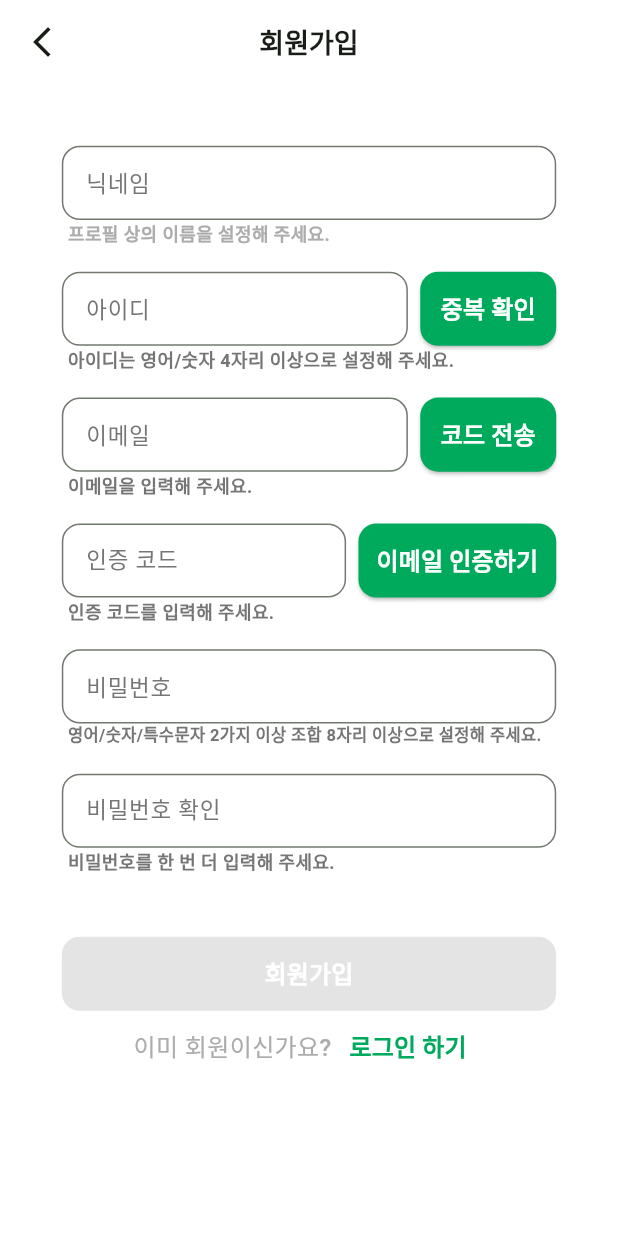
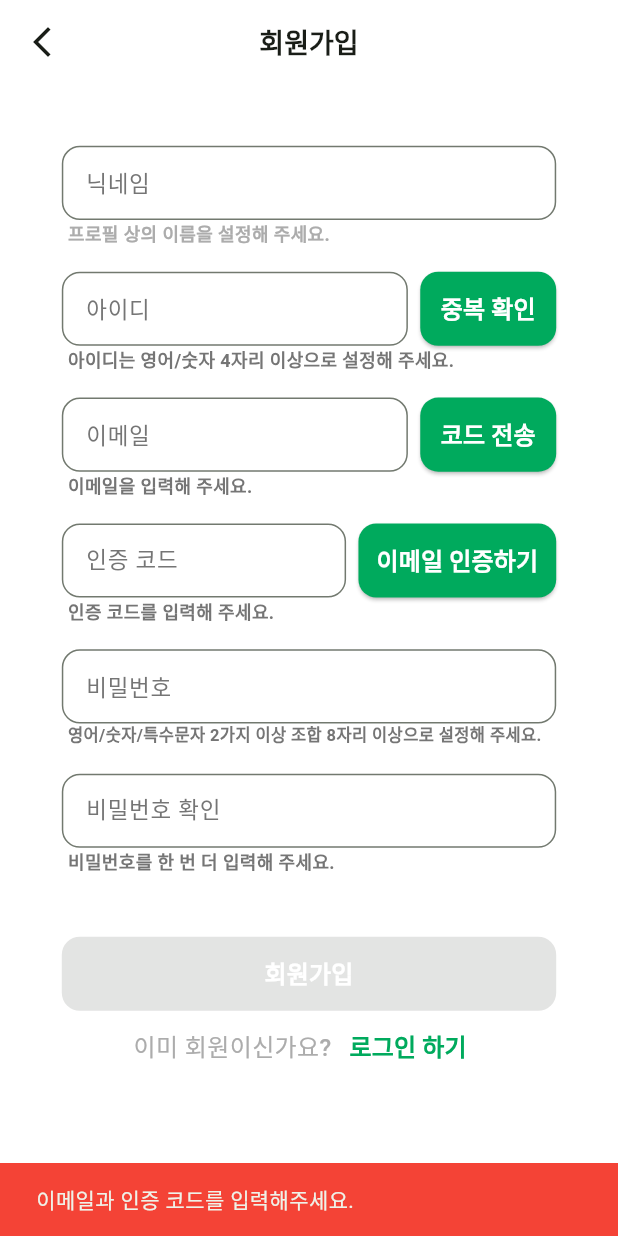
Before and after one commit to KMU-MiYO/MiYO-Frontend, a Flutter app: the SignupScreen screen opened directly, after a tap on "이메일 인증하기", on a phone screen of 412 x 824 dp. Run offline on Flutter 3.47's test engine with Material 3 defaults, Android fonts, the phone set to English and light mode, and no system bars; our stand-ins replace dio, image_picker; Roboto replaces fonts that are missing (Pretendard); project files that could hold a hidden picture were left out.

Commit message:
[FEAT] : 회원가입 페이지 연동

```diff
--- a/lib/screens/onboarding/signup_button.dart
+++ b/lib/screens/onboarding/signup_button.dart
@@ -1,6 +1,7 @@
 import 'package:flutter/material.dart';
 import 'package:miyo/screens/onboarding/login_screen.dart';
 import 'package:miyo/screens/onboarding/signup_complete_screen.dart';
+import 'package:miyo/data/services/user_service.dart';
 
 class SignupButton extends StatefulWidget {
   const SignupButton({super.key});
@@ -17,12 +18,18 @@ class _SignupButtonState extends State<SignupButton> {
   final TextEditingController emailController = TextEditingController();
   final TextEditingController passwordVerificationController = TextEditingController();
 
+  final UserService _userService = UserService();
+
   // text 조건 달성 여부
   bool? isIdValid; // null: 회색, true: 초록, false: 빨강
   bool? isEmailValid;
   bool? isVerificationCodeValid;
   bool? isPasswordValid;
   bool? isPasswordConfirmValid;
+
+  bool _isLoading = false;
+  bool _isCodeSending = false;
+  bool _isCodeVerifying = false;
 
   @override
   void initState() {
@@ -123,7 +130,159 @@ class _SignupButtonState extends State<SignupButton> {
            isEmailValid == true &&
            isVerificationCodeValid == true &&
            isPasswordValid == true &&
-           isPasswordConfirmValid == true;
+           isPasswordConfirmValid == true &&
+           nicknameController.text.isNotEmpty;
+  }
+
+  Future<void> _handleSendVerificationCode() async {
+    final email = emailController.text;
+    if (email.isEmpty || isEmailValid != true) {
+      ScaffoldMessenger.of(context).showSnackBar(
+        SnackBar(
+          content: Text('올바른 이메일을 입력해주세요.'),
+          backgroundColor: Colors.red,
+        ),
+      );
+      return;
+    }
+
+    setState(() {
+      _isCodeSending = true;
+    });
+
+    try {
+      await _userService.requestEmailVerificationCode(email);
+
+      if (!mounted) return;
+
+      ScaffoldMessenger.of(context).showSnackBar(
+        SnackBar(
+          content: Text('인증 코드가 이메일로 전송되었습니다.'),
+          backgroundColor: Color(0xff00AA5D),
+        ),
+      );
+    } catch (e) {
+      if (!mounted) return;
+
+      ScaffoldMessenger.of(context).showSnackBar(
+        SnackBar(
+          content: Text(e.toString().replaceAll('Exception: ', '')),
+          backgroundColor: Colors.red,
+        ),
+      );
+    } finally {
+      if (mounted) {
+        setState(() {
+          _isCodeSending = false;
+        });
+      }
+    }
+  }
+
+  Future<void> _handleVerifyCode() async {
+    final email = emailController.text;
+    final code = verificationCodeController.text;
+
+    if (email.isEmpty || code.isEmpty) {
+      ScaffoldMessenger.of(context).showSnackBar(
+        SnackBar(
+          content: Text('이메일과 인증 코드를 입력해주세요.'),
+          backgroundColor: Colors.red,
+        ),
+      );
+      return;
+    }
+
+    setState(() {
+      _isCodeVerifying = true;
+    });
+
+    try {
+      final isValid = await _userService.verifyEmailCode(email, code);
+
+      if (!mounted) return;
+
+      if (isValid) {
+        setState(() {
+          isVerificationCodeValid = true;
+        });
+        ScaffoldMessenger.of(context).showSnackBar(
+          SnackBar(
+            content: Text('이메일 인증이 완료되었습니다.'),
+            backgroundColor: Color(0xff00AA5D),
+          ),
+        );
+      } else {
+        setState(() {
+          isVerificationCodeValid = false;
+        });
+        ScaffoldMessenger.of(context).showSnackBar(
+          SnackBar(
+            content: Text('인증 코드가 올바르지 않습니다.'),
+            backgroundColor: Colors.red,
+          ),
+        );
+      }
+    } catch (e) {
+      if (!mounted) return;
+
+      setState(() {
+        isVerificationCodeValid = false;
+      });
+      ScaffoldMessenger.of(context).showSnackBar(
+        SnackBar(
+          content: Text(e.toString().replaceAll('Exception: ', '')),
+          backgroundColor: Colors.red,
+        ),
+      );
+    } finally {
+      if (mounted) {
+        setState(() {
+          _isCodeVerifying = false;
+        });
+      }
+    }
+  }
+
+  Future<void> _handleSignup() async {
+    if (!_isAllValid) return;
+
+    setState(() {
+      _isLoading = true;
+    });
+
+    try {
+      await _userService.signup(
+        nickname: nicknameController.text,
+        userId: idController.text,
+        email: emailController.text,
+        password: passwordController.text,
+      );
+
+      if (!mounted) return;
+
+      // 회원가입 성공
+      Navigator.push(
+        context,
+        MaterialPageRoute(builder: (context) => SignupCompleteScreen()),
+      );
+    } catch (e) {
+      if (!mounted) return;
+
+      // 에러 메시지 표시
+      ScaffoldMessenger.of(context).showSnackBar(
+        SnackBar(
+          content: Text(e.toString().replaceAll('Exception: ', '')),
+          backgroundColor: Colors.red,
+        ),
+      );
+    } finally {
+      if (mounted) {
+        setState(() {
+          _isLoading = false;
+        });
+      }
+    }
   }
 
   @override
@@ -295,10 +454,17 @@ class _SignupButtonState extends State<SignupButton> {
                     borderRadius: BorderRadius.circular(12),
                   ),
                 ),
-                onPressed: () {
-                  print('코드 전송');
-                },
-                child: Text(
+                onPressed: _isCodeSending ? null : _handleSendVerificationCode,
+                child: _isCodeSending
+                    ? SizedBox(
+                        height: 16,
+                        width: 16,
+                        child: CircularProgressIndicator(
+                          color: Colors.white,
+                          strokeWidth: 2,
+                        ),
+                      )
+                    : Text(
                         '코드 전송',
                         style: TextStyle(
                           color: Color(0xffffffff),
@@ -370,10 +536,17 @@ class _SignupButtonState extends State<SignupButton> {
                     borderRadius: BorderRadius.circular(12),
                   ),
                 ),
-                onPressed: () {
-                  print('인증 코드 입력');
-                },
-                child: Text(
+                onPressed: _isCodeVerifying ? null : _handleVerifyCode,
+                child: _isCodeVerifying
+                    ? SizedBox(
+                        height: 16,
+                        width: 16,
+                        child: CircularProgressIndicator(
+                          color: Colors.white,
+                          strokeWidth: 2,
+                        ),
+                      )
+                    : Text(
                         '이메일 인증하기',
                         style: TextStyle(
                           color: Color(0xffffffff),
@@ -505,11 +678,17 @@ class _SignupButtonState extends State<SignupButton> {
                 borderRadius: BorderRadius.circular(12),
               ),
             ),
-            onPressed: _isAllValid ? () {
-              Navigator.push(
-                context, MaterialPageRoute(builder: (context) => SignupCompleteScreen()));
-            } : null,
-            child: Text(
+            onPressed: _isAllValid && !_isLoading ? _handleSignup : null,
+            child: _isLoading
+                ? SizedBox(
+                    height: 20,
+                    width: 20,
+                    child: CircularProgressIndicator(
+                      color: Colors.white,
+                      strokeWidth: 2,
+                    ),
+                  )
+                : Text(
                     '회원가입',
                     style: TextStyle(
                       color: Color(0xffffffff),
```
Lines whose indentation alone changed are shown as unchanged.
